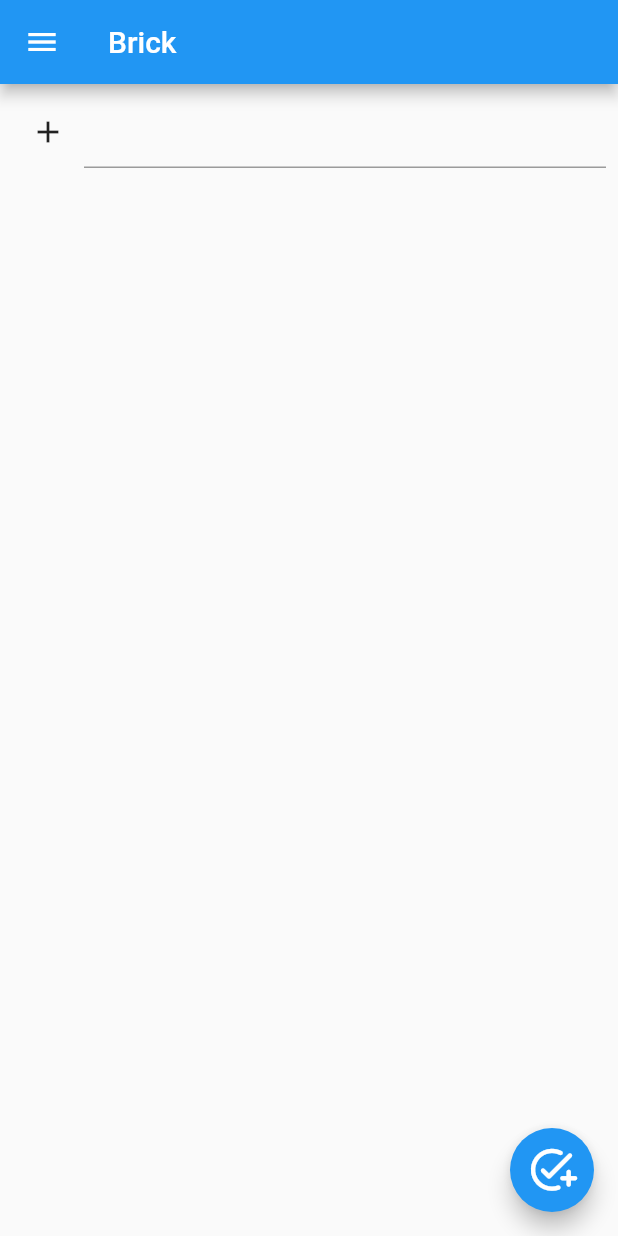
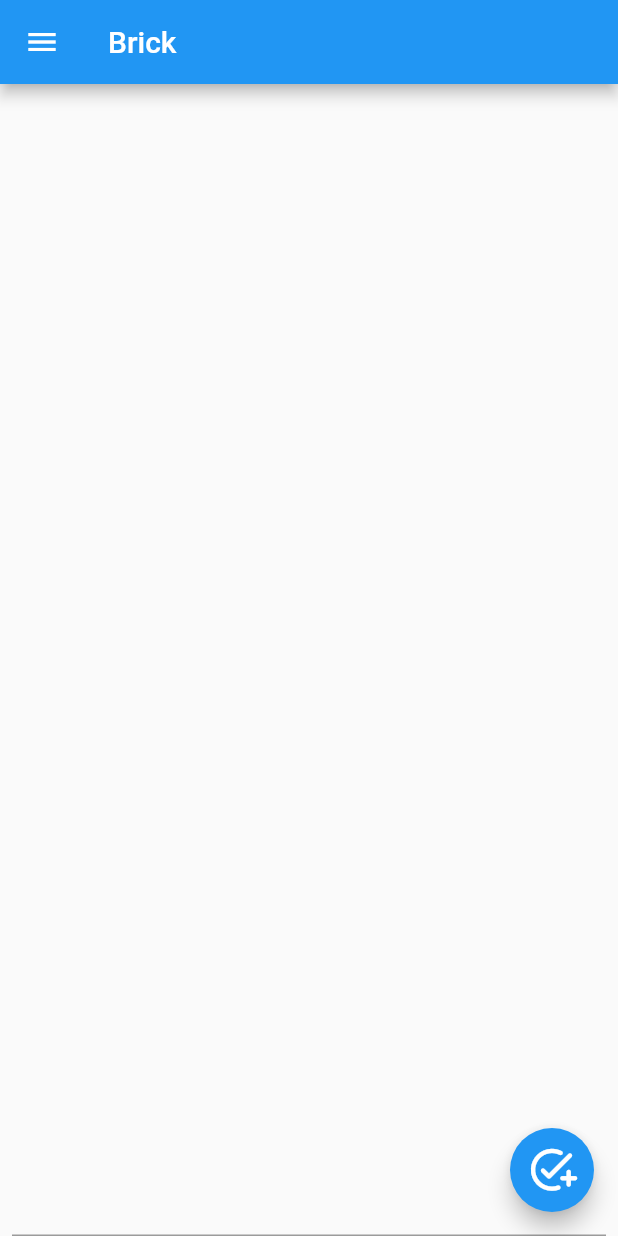
Before and after one commit to imimtu/Brick-Front, a Flutter app: the screen it shows after launch, on a phone screen of 412 x 824 dp. Run offline on Flutter 3.47's test engine with Material 2 defaults, Android fonts, the phone set to English and light mode, and no system bars.

Commit message:
ToDo Item 추가 방식 기초 작업
- Floating 버튼 눌렀을 때, BottomSheet가 나오도록 처리
- FocusNode이용 ToDo 입력 TextField Focus 관리

```diff
--- a/lib/pages/home/home.dart
+++ b/lib/pages/home/home.dart
@@ -13,12 +13,32 @@ class Home extends StatefulWidget {
 }
 
 class _HomeState extends State<Home> {
+  late FocusNode homeFocusNode;
+  late TextEditingController textEditingController;
+
+  @override
+  void initState() {
+    super.initState();
+
+    homeFocusNode = FocusNode();
+    textEditingController = TextEditingController();
+  }
+
+  @override
+  void dispose() {
+    homeFocusNode.dispose();
+    textEditingController.dispose();
+
+    super.dispose();
+  }
+
   @override
   Widget build(BuildContext context) {
     return Scaffold(
       appBar: _appBar(context),
       drawer: _drawer(context),
       body: _body(context),
+      bottomSheet: _bottomSheet(context),
       floatingActionButton: _floatingActionButton(context),
     );
   }
@@ -66,36 +86,13 @@ class _HomeState extends State<Home> {
   }
 
   Widget _body(BuildContext context) {
-    TextEditingController textEditingController = TextEditingController();
-
-    return SafeArea(
-      child: Padding(
+    return GestureDetector(
+      onTap: getOffFocus,
+      child: Container(
         padding: const EdgeInsets.all(8.0),
         child: Column(
           mainAxisAlignment: MainAxisAlignment.start,
           children: [
-            Row(
-              children: [
-                IconButton(
-                  onPressed: () {
-                    context
-                        .read<HomeController>()
-                        .addItem(title: textEditingController.text);
-                    textEditingController.text = "";
-                  },
-                  icon: const Icon(Icons.add),
-                ),
-                Expanded(
-                  child: TextField(
-                    controller: textEditingController,
-                    onSubmitted: (val) {
-                      context.read<HomeController>().addItem(title: val);
-                      textEditingController.text = "";
-                    },
-                  ),
-                ),
-              ],
-            ),
             Expanded(
               child: Padding(
                 padding: const EdgeInsets.all(8.0),
@@ -135,16 +132,41 @@ class _HomeState extends State<Home> {
     );
   }
 
+  Widget _bottomSheet(BuildContext context) {
+    return Container(
+      padding: const EdgeInsets.only(left: 8.0, right: 8.0),
+      height: homeFocusNode.hasFocus ? 70.0 : 0.0,
+      color: Colors.grey,
+      width: MediaQuery.of(context).size.width,
+      child: TextField(
+        focusNode: homeFocusNode,
+        controller: textEditingController,
+        onSubmitted: (val) {
+          context.read<HomeController>().addItem(title: val);
+          textEditingController.text = "";
+        },
+      ),
+    );
+  }
+
   Widget _floatingActionButton(BuildContext context) {
     return FloatingActionButton(
       tooltip: "To Do 등록",
-      onPressed: () {
-        Navigator.of(context).pushNamed(path[PATH.todo]!);
-      },
+      onPressed: getFocus,
       child: Transform.scale(
         scale: 1.4,
         child: const Icon(Icons.add_task_rounded),
       ),
     );
   }
+
+  void getFocus() {
+    // TODO(Kangmin): Focus 제거 시 동작 정의
+    homeFocusNode.requestFocus();
+  }
+
+  void getOffFocus() {
+    // TODO(Kangmin): Focus 제거 시 동작 정의
+    homeFocusNode.unfocus();
+  }
 }
```
Also changed, not shown: lib/pages/home/home_controller.dart (+5 -3 lines).
